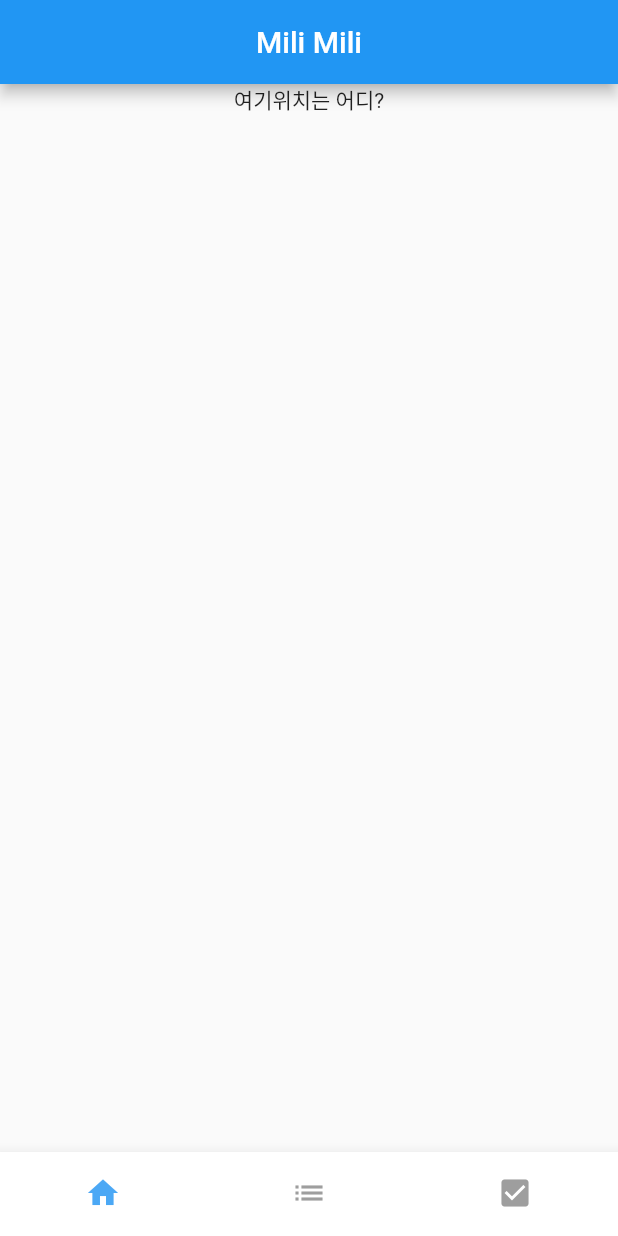
After one commit to hkwangro/MiliMili, a Flutter app: the screen it shows after launch, on a phone screen of 412 x 824 dp. The commit adds this screen. Run offline on Flutter 3.47's test engine with Material 2 defaults, Android fonts, the light colour scheme and no system bars.

Commit message:
first commit

```diff
--- /dev/null
+++ b/lib/bucket_service.dart
@@ -0,0 +1,9 @@
+import 'package:flutter/material.dart';
+import 'pages/mili_daily_page.dart';
+
+/// Bucket 담당
+class BucketService extends ChangeNotifier {
+  List<Bucket> bucketList = [
+    Bucket('잠자기', false), // 더미(dummy) 데이터
+  ];
+}
--- a/lib/main.dart
+++ b/lib/main.dart
@@ -1,207 +1,70 @@
+import 'package:flutter/material.dart';
 import 'package:flutter/cupertino.dart';
-import 'package:flutter/material.dart';
+import 'package:provider/provider.dart';
+
+import 'bucket_service.dart';
+import 'pages/mili_daily_page.dart';
+import 'pages/mili_home_page.dart';
+import 'pages/mili_weekly_page.dart';
 
 void main() {
-  runApp(const MyApp());
+  runApp(MultiProvider(
+    providers: [
+      ChangeNotifierProvider(create: (context) => BucketService()),
+    ],
+    child: MaterialApp(
+      debugShowCheckedModeBanner: false,
+      home: Mili(),
+    ),
+  ));
 }
 
-class MyApp extends StatelessWidget {
-  const MyApp({Key? key}) : super(key: key);
+Color miliPrimaryColor = Color.fromARGB(255, 75, 168, 245);
+
+class Mili extends StatefulWidget {
+  const Mili({Key? key}) : super(key: key);
 
   @override
-  Widget build(BuildContext context) {
-    return MaterialApp(
-      debugShowCheckedModeBanner: false,
-      home: HomePage(),
-    );
-  }
+  State<Mili> createState() => _MiliState();
 }
 
-/// 버킷 클래스
-class Bucket {
-  String job; // 할 일
-  bool isDone; // 완료 여부
-
-  Bucket(this.job, this.isDone); // 생성자
-}
-
-/// 홈 페이지
-class HomePage extends StatefulWidget {
-  const HomePage({Key? key}) : super(key: key);
-
-  @override
-  State<HomePage> createState() => _HomePageState();
-}
-
-class _HomePageState extends State<HomePage> {
-  List<Bucket> bucketList = []; // 전체 버킷리스트 목록
+class _MiliState extends State<Mili> {
+  int currentIndex = 0;
 
   @override
   Widget build(BuildContext context) {
     return Scaffold(
       appBar: AppBar(
-        title: Text("버킷 리스트"),
+        title: Center(child: Text("Mili Mili")),
       ),
-      body: bucketList.isEmpty
-          ? Center(child: Text("버킷 리스트를 작성해 주세요."))
-          : ListView.builder(
-              itemCount: bucketList.length, // bucketList 개수 만큼 보여주기
-              itemBuilder: (context, index) {
-                Bucket bucket = bucketList[index]; // index에 해당하는 bucket 가져오기
-                return ListTile(
-                  // 버킷 리스트 할 일
-                  title: Text(
-                    bucket.job,
-                    style: TextStyle(
-                      fontSize: 24,
-                      color: bucket.isDone ? Colors.grey : Colors.black,
-                      decoration: bucket.isDone
-                          ? TextDecoration.lineThrough
-                          : TextDecoration.none,
-                    ),
-                  ),
-                  // 삭제 아이콘 버튼
-                  trailing: IconButton(
-                    icon: Icon(CupertinoIcons.delete),
-                    onPressed: () {
-                      // 삭제 버튼 클릭시
-                      showDeleteDialog(context, index);
-                    },
-                  ),
-                  onTap: () {
-                    // 아이템 클릭시
-                    setState(() {
-                      bucket.isDone = !bucket.isDone;
-                    });
-                  },
-                );
-              },
-            ),
-      floatingActionButton: FloatingActionButton(
-        child: Icon(Icons.add),
-        onPressed: () async {
-          // + 버튼 클릭시 버킷 생성 페이지로 이동
-          String? job = await Navigator.push(
-            context,
-            MaterialPageRoute(builder: (_) => CreatePage()),
-          );
-          if (job != null) {
-            setState(() {
-              Bucket newBucket = Bucket(job, false);
-              bucketList.add(newBucket); // 버킷 리스트에 추가
-            });
-          }
+      body: IndexedStack(
+        index: currentIndex, // index 순서에 해당하는 child를 맨 위에 보여줌
+        children: [
+          MiliHomePage(),
+          MiliWeeklyPage(),
+          MiliDailyPage(),
+        ],
+      ),
+      bottomNavigationBar: BottomNavigationBar(
+        currentIndex: currentIndex, // 현재 보여주는 탭
+        onTap: (newIndex) {
+          print("selected newIndex : $newIndex");
+          // 다른 페이지로 이동
+          setState(() {
+            currentIndex = newIndex;
+          });
         },
-      ),
-    );
-  }
-
-  void showDeleteDialog(BuildContext context, int index) {
-    showDialog(
-      context: context,
-      builder: (context) {
-        return AlertDialog(
-          title: Text("정말로 삭제하시겠습니까?"),
-          actions: [
-            // 취소 버튼
-            TextButton(
-              onPressed: () {
-                Navigator.pop(context);
-              },
-              child: Text("취소"),
-            ),
-            // 확인 버튼
-            TextButton(
-              onPressed: () {
-                setState(() {
-                  // 삭제
-                  bucketList.removeAt(index);
-                });
-                Navigator.pop(context);
-              },
-              child: Text(
-                "확인",
-                style: TextStyle(color: Colors.pink),
-              ),
-            ),
-          ],
-        );
-      },
-    );
-  }
-}
-
-/// 버킷 생성 페이지
-class CreatePage extends StatefulWidget {
-  const CreatePage({Key? key}) : super(key: key);
-
-  @override
-  State<CreatePage> createState() => _CreatePageState();
-}
-
-class _CreatePageState extends State<CreatePage> {
-  // TextField의 값을 가져올 때 사용합니다.
-  TextEditingController textController = TextEditingController();
-
-  // 경고 메세지
-  String? error;
-
-  @override
-  Widget build(BuildContext context) {
-    return Scaffold(
-      appBar: AppBar(
-        title: Text("버킷리스트 작성"),
-        // 뒤로가기 버튼
-        leading: IconButton(
-          icon: Icon(CupertinoIcons.chevron_back),
-          onPressed: () {
-            Navigator.pop(context);
-          },
-        ),
-      ),
-      body: Padding(
-        padding: const EdgeInsets.all(16),
-        child: Column(
-          children: [
-            // 텍스트 입력창
-            TextField(
-              controller: textController, // 연결해 줍니다.
-              autofocus: true,
-              decoration: InputDecoration(
-                hintText: "하고 싶은 일을 입력하세요",
-                errorText: error,
-              ),
-            ),
-            SizedBox(height: 32),
-            // 추가하기 버튼
-            SizedBox(
-              width: double.infinity,
-              height: 48,
-              child: ElevatedButton(
-                child: Text(
-                  "추가하기",
-                  style: TextStyle(
-                    fontSize: 18,
-                  ),
-                ),
-                onPressed: () {
-                  // 추가하기 버튼 클릭시
-                  String job = textController.text; // 값 가져오기
-                  if (job.isEmpty) {
-                    setState(() {
-                      error = "내용을 입력해주세요."; // 내용이 없는 경우 에러 메세지
-                    });
-                  } else {
-                    setState(() {
-                      error = null; // 내용이 있는 경우 에러 메세지 숨기기
-                    });
-                    Navigator.pop(context, job); // job 변수를 반환하며 화면을 종료합니다.
-                  }
-                },
-              ),
-            ),
-          ],
-        ),
+        selectedItemColor: miliPrimaryColor, // 선택된 아이콘 색상
+        unselectedItemColor: Colors.grey, // 선택되지 않은 아이콘 색상
+        showSelectedLabels: false, // 선택된 항목 label 숨기기
+        showUnselectedLabels: false, // 선택되지 않은 항목 label 숨기기
+        type: BottomNavigationBarType.fixed, // 선택시 아이콘 움직이지 않기
+        backgroundColor: Colors.white,
+        items: [
+          BottomNavigationBarItem(icon: Icon(Icons.home), label: ""),
+          BottomNavigationBarItem(icon: Icon(Icons.list), label: ""),
+          BottomNavigationBarItem(icon: Icon(Icons.check_box), label: ""),
+        ],
       ),
     );
   }
--- /dev/null
+++ b/lib/pages/mili_home_page.dart
@@ -0,0 +1,26 @@
+import 'package:flutter/cupertino.dart';
+import 'package:flutter/material.dart';
+
+class MiliHomePage extends StatefulWidget {
+  const MiliHomePage({Key? key}) : super(key: key);
+
+  @override
+  State<MiliHomePage> createState() => _MiliHomePageState();
+}
+
+class _MiliHomePageState extends State<MiliHomePage> {
+  @override
+  Widget build(BuildContext context) {
+    return Scaffold(
+      body: SafeArea(
+        child: Container(
+          width: double.infinity,
+          child: Stack(
+            alignment: Alignment.center,
+            children: [Text("여기위치는 어디?")],
+          ),
+        ),
+      ),
+    );
+  }
+}
--- a/pubspec.yaml
+++ b/pubspec.yaml
@@ -34,6 +34,7 @@ dependencies:
   # The following adds the Cupertino Icons font to your application.
   # Use with the CupertinoIcons class for iOS style icons.
   cupertino_icons: ^1.0.2
+  provider: ^6.0.2
 
 dev_dependencies:
   flutter_test:
```
Also changed, not shown: lib/copy_code_bucket_list.dart (added, +208 -0 lines), lib/pages/mili_daily_page.dart (added, +196 -0 lines), lib/pages/mili_weekly_page.dart (added, +15 -0 lines), pubspec.lock, 1 other file.
